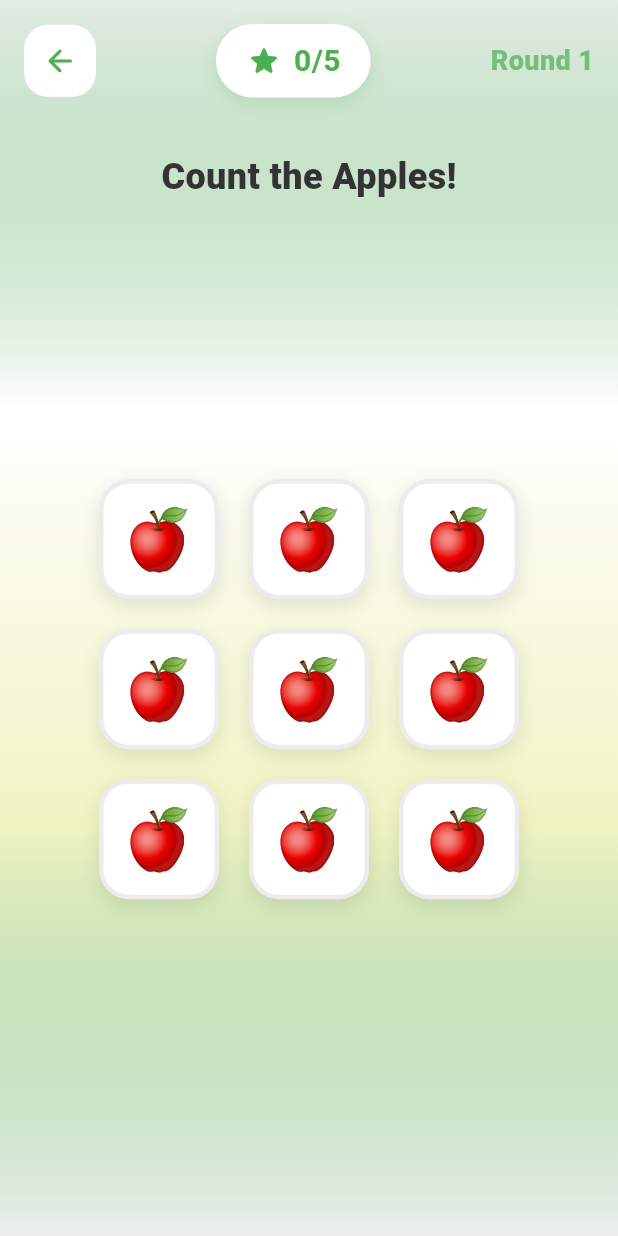
After one commit to codezzi-dev/puzzle_fun, a Flutter app: the CountingChallenge screen opened directly, on a phone screen of 412 x 824 dp. The commit adds this screen. Run offline on Flutter 3.47's test engine with Material 3 defaults, Android fonts, the phone set to English and light mode, and no system bars; our stand-ins replace audioplayers, equatable, flutter_riverpod, flutter_tts, universal_io; Roboto replaces fonts that are missing (Nunito).

Commit message:
feat: add Counting Challenge game with interactive counting mechanics

```diff
--- /dev/null
+++ b/lib/counting_challenge/config_cc.dart
@@ -0,0 +1,179 @@
+import 'dart:math';
+import 'package:flutter/material.dart';
+import 'package:flutter_riverpod/flutter_riverpod.dart';
+
+class CountingItem {
+  final String emoji;
+  final String name;
+
+  const CountingItem({required this.emoji, required this.name});
+}
+
+const List<CountingItem> countingPalette = [
+  CountingItem(emoji: '🍎', name: 'Apples'),
+  CountingItem(emoji: '⭐', name: 'Stars'),
+  CountingItem(emoji: '🏀', name: 'Balls'),
+  CountingItem(emoji: '🍦', name: 'Ice Creams'),
+  CountingItem(emoji: '🎈', name: 'Balloons'),
+  CountingItem(emoji: '🚗', name: 'Cars'),
+  CountingItem(emoji: '🐱', name: 'Cats'),
+  CountingItem(emoji: '🌸', name: 'Flowers'),
+  CountingItem(emoji: '🚀', name: 'Rockets'),
+  CountingItem(emoji: '🎁', name: 'Gifts'),
+];
+
+enum CountingGamePhase { learning, testing, success }
+
+class CountingState {
+  final CountingItem currentItem;
+  final int count;
+  final List<int> testOptions;
+  final int correctIndex;
+  final CountingGamePhase phase;
+  final int score;
+  final int totalRounds;
+  final int currentRound;
+  final Color themeColor;
+
+  const CountingState({
+    required this.currentItem,
+    required this.count,
+    required this.testOptions,
+    required this.correctIndex,
+    required this.phase,
+    required this.score,
+    required this.totalRounds,
+    required this.currentRound,
+    required this.themeColor,
+  });
+
+  factory CountingState.initial() {
+    final random = Random();
+    final item = countingPalette[random.nextInt(countingPalette.length)];
+    final count = random.nextInt(9) + 1; // 1 to 9
+    final options = _generateOptions(count, random);
+
+    final themeColors = [
+      Colors.red,
+      Colors.blue,
+      Colors.green,
+      Colors.orange,
+      Colors.purple,
+      Colors.pink,
+      Colors.teal,
+      Colors.amber,
+    ];
+
+    return CountingState(
+      currentItem: item,
+      count: count,
+      testOptions: options.options,
+      correctIndex: options.correctIndex,
+      phase: CountingGamePhase.learning,
+      score: 0,
+      totalRounds: 5,
+      currentRound: 1,
+      themeColor: themeColors[random.nextInt(themeColors.length)],
+    );
+  }
+
+  CountingState copyWith({
+    CountingItem? currentItem,
+    int? count,
+    List<int>? testOptions,
+    int? correctIndex,
+    CountingGamePhase? phase,
+    int? score,
+    int? totalRounds,
+    int? currentRound,
+    Color? themeColor,
+  }) {
+    return CountingState(
+      currentItem: currentItem ?? this.currentItem,
+      count: count ?? this.count,
+      testOptions: testOptions ?? this.testOptions,
+      correctIndex: correctIndex ?? this.correctIndex,
+      phase: phase ?? this.phase,
+      score: score ?? this.score,
+      totalRounds: totalRounds ?? this.totalRounds,
+      currentRound: currentRound ?? this.currentRound,
+      themeColor: themeColor ?? this.themeColor,
+    );
+  }
+}
+
+class _OptionsResult {
+  final List<int> options;
+  final int correctIndex;
+
+  _OptionsResult({required this.options, required this.correctIndex});
+}
+
+_OptionsResult _generateOptions(int correctCount, Random random) {
+  Set<int> wrongOptions = {};
+  while (wrongOptions.length < 2) {
+    int val = random.nextInt(9) + 1;
+    if (val != correctCount) {
+      wrongOptions.add(val);
+    }
+  }
+
+  final options = [correctCount, ...wrongOptions]..shuffle(random);
+  final correctIndex = options.indexOf(correctCount);
+
+  return _OptionsResult(options: options, correctIndex: correctIndex);
+}
+
+class CountingNotifier extends Notifier<CountingState> {
+  final Random _random = Random();
+
+  @override
+  CountingState build() {
+    return CountingState.initial();
+  }
+
+  void goToTest() {
+    state = state.copyWith(phase: CountingGamePhase.testing);
+  }
+
+  void checkAnswer(int selectedValue) {
+    if (selectedValue == state.count) {
+      state = state.copyWith(phase: CountingGamePhase.success, score: state.score + 1);
+    }
+  }
+
+  void nextRound() {
+    if (state.currentRound >= state.totalRounds) {
+      state = CountingState.initial();
+    } else {
+      final newItem = countingPalette[_random.nextInt(countingPalette.length)];
+      final newCount = _random.nextInt(9) + 1;
+      final options = _generateOptions(newCount, _random);
+
+      final themeColors = [
+        Colors.red,
+        Colors.blue,
+        Colors.green,
+        Colors.orange,
+        Colors.purple,
+        Colors.pink,
+        Colors.teal,
+        Colors.amber,
+      ];
+
+      state = state.copyWith(
+        currentItem: newItem,
+        count: newCount,
+        testOptions: options.options,
+        correctIndex: options.correctIndex,
+        phase: CountingGamePhase.learning,
+        currentRound: state.currentRound + 1,
+        themeColor: themeColors[_random.nextInt(themeColors.length)],
+      );
+    }
+  }
+}
+
+final countingProvider = NotifierProvider<CountingNotifier, CountingState>(() {
+  return CountingNotifier();
+}, isAutoDispose: true);
--- /dev/null
+++ b/lib/counting_challenge/counting_challenge_game.dart
@@ -0,0 +1,462 @@
+import 'package:flutter/material.dart';
+import 'package:flutter_riverpod/flutter_riverpod.dart';
+import 'package:flutter_tts/flutter_tts.dart';
+import '../shared/victory_audio_service.dart';
+import 'config_cc.dart';
+
+class CountingChallenge extends ConsumerStatefulWidget {
+  const CountingChallenge({super.key});
+
+  @override
+  ConsumerState<CountingChallenge> createState() => _CountingChallengeState();
+}
+
+class _CountingChallengeState extends ConsumerState<CountingChallenge>
+    with TickerProviderStateMixin {
+  final FlutterTts _flutterTts = FlutterTts();
+  late AnimationController _overlayController;
+  late Animation<double> _overlayScaleAnim;
+  late AnimationController _buttonController;
+  late Animation<double> _buttonScaleAnim;
+
+  int _tappedCount = 0;
+  CountingGamePhase? _lastSpokenPhase;
+
+  @override
+  void initState() {
+    super.initState();
+    _initTts();
+
+    _overlayController = AnimationController(
+      vsync: this,
+      duration: const Duration(milliseconds: 500),
+    );
+    _overlayScaleAnim = Tween<double>(
+      begin: 0.0,
+      end: 1.0,
+    ).animate(CurvedAnimation(parent: _overlayController, curve: Curves.elasticOut));
+
+    _buttonController = AnimationController(
+      vsync: this,
+      duration: const Duration(milliseconds: 150),
+    );
+    _buttonScaleAnim = Tween<double>(
+      begin: 1.0,
+      end: 0.92,
+    ).animate(CurvedAnimation(parent: _buttonController, curve: Curves.easeInOut));
+  }
+
+  Future<void> _initTts() async {
+    await _flutterTts.setLanguage('en-US');
+    await _flutterTts.setSpeechRate(0.4);
+    await _flutterTts.setVolume(1.0);
+    await _flutterTts.setPitch(1.2);
+  }
+
+  void _speak(String text) async {
+    await _flutterTts.speak(text);
+  }
+
+  @override
+  void dispose() {
+    _flutterTts.stop();
+    _overlayController.dispose();
+    _buttonController.dispose();
+    super.dispose();
+  }
+
+  @override
+  Widget build(BuildContext context) {
+    final state = ref.watch(countingProvider);
+    final notifier = ref.read(countingProvider.notifier);
+
+    if (state.phase != _lastSpokenPhase) {
+      _lastSpokenPhase = state.phase;
+      if (state.phase == CountingGamePhase.learning) {
+        _tappedCount = 0;
+        _speak('How many ${state.currentItem.name} do you see? Tap them to count!');
+      } else if (state.phase == CountingGamePhase.testing) {
+        _speak('Touch the number ${state.count}!');
+      } else if (state.phase == CountingGamePhase.success) {
+        _overlayController.forward(from: 0);
+        victoryAudio.playVictorySound();
+        _speak('Amazing! You counted ${state.count} ${state.currentItem.name}!');
+      }
+    }
+
+    return Scaffold(
+      body: Container(
+        decoration: BoxDecoration(
+          gradient: LinearGradient(
+            begin: Alignment.topCenter,
+            end: Alignment.bottomCenter,
+            colors: [
+              state.themeColor.withValues(alpha: 0.15),
+              Colors.white,
+              const Color(0xFFF0F4C3),
+              state.themeColor.withValues(alpha: 0.1),
+            ],
+          ),
+        ),
+        child: SafeArea(
+          child: Stack(
+            children: [
+              Column(
+                children: [
+                  _buildAppBar(context, state),
+                  Expanded(child: _buildContent(state, notifier)),
+                ],
+              ),
+              if (state.phase == CountingGamePhase.success) _buildSuccessOverlay(state, notifier),
+            ],
+          ),
+        ),
+      ),
+    );
+  }
+
+  Widget _buildAppBar(BuildContext context, CountingState state) {
+    return Container(
+      padding: const EdgeInsets.all(16),
+      child: Row(
+        children: [
+          IconButton(
+            onPressed: () => Navigator.pop(context),
+            icon: const Icon(Icons.arrow_back_rounded),
+            style: IconButton.styleFrom(
+              backgroundColor: Colors.white,
+              foregroundColor: state.themeColor,
+              shape: RoundedRectangleBorder(borderRadius: BorderRadius.circular(16)),
+              padding: const EdgeInsets.all(12),
+            ),
+          ),
+          const Spacer(),
+          Container(
+            padding: const EdgeInsets.symmetric(horizontal: 20, vertical: 10),
+            decoration: BoxDecoration(
+              color: Colors.white,
+              borderRadius: BorderRadius.circular(25),
+              boxShadow: [
+                BoxShadow(
+                  color: state.themeColor.withValues(alpha: 0.2),
+                  blurRadius: 10,
+                  offset: const Offset(0, 4),
+                ),
+              ],
+            ),
+            child: Row(
+              children: [
+                Icon(Icons.star_rounded, color: state.themeColor, size: 24),
+                const SizedBox(width: 8),
+                Text(
+                  '${state.score}/${state.totalRounds}',
+                  style: TextStyle(
+                    fontSize: 20,
+                    fontWeight: FontWeight.bold,
+                    color: state.themeColor,
+                  ),
+                ),
+              ],
+            ),
+          ),
+          const Spacer(),
+          Text(
+            'Round ${state.currentRound}',
+            style: TextStyle(
+              fontSize: 18,
+              fontWeight: FontWeight.w800,
+              color: state.themeColor.withValues(alpha: 0.7),
+            ),
+          ),
+        ],
+      ),
+    );
+  }
+
+  Widget _buildContent(CountingState state, CountingNotifier notifier) {
+    if (state.phase == CountingGamePhase.learning) {
+      return _buildLearningMode(state, notifier);
+    }
+    return _buildTestingMode(state, notifier);
+  }
+
+  Widget _buildLearningMode(CountingState state, CountingNotifier notifier) {
+    return Column(
+      children: [
+        const SizedBox(height: 20),
+        Text(
+          'Count the ${state.currentItem.name}!',
+          style: const TextStyle(
+            fontSize: 24,
+            fontWeight: FontWeight.w900,
+            color: Color(0xFF333333),
+          ),
+        ),
+        const SizedBox(height: 40),
+        Expanded(
+          child: Padding(
+            padding: const EdgeInsets.symmetric(horizontal: 32),
+            child: Center(
+              child: Wrap(
+                spacing: 20,
+                runSpacing: 20,
+                alignment: WrapAlignment.center,
+                children: List.generate(state.count, (index) {
+                  bool isTapped = index < _tappedCount;
+                  return _buildCountingObject(state, index, isTapped);
+                }),
+              ),
+            ),
+          ),
+        ),
+        const SizedBox(height: 40),
+        if (_tappedCount == state.count)
+          _buildAnimatedButton(
+            onPressed: () => notifier.goToTest(),
+            gradientColors: [state.themeColor, state.themeColor.withValues(alpha: 0.7)],
+            icon: Icons.play_arrow_rounded,
+            text: "I've Counted Them!",
+          ),
+        const SizedBox(height: 40),
+      ],
+    );
+  }
+
+  Widget _buildCountingObject(CountingState state, int index, bool isTapped) {
+    return GestureDetector(
+      onTap: () {
+        if (index == _tappedCount) {
+          setState(() {
+            _tappedCount++;
+          });
+          _speak('$_tappedCount');
+        }
+      },
+      child: AnimatedContainer(
+        duration: const Duration(milliseconds: 300),
+        curve: Curves.elasticOut,
+        width: 80,
+        height: 80,
+        decoration: BoxDecoration(
+          color: isTapped ? state.themeColor.withValues(alpha: 0.2) : Colors.white,
+          borderRadius: BorderRadius.circular(20),
+          border: Border.all(
+            color: isTapped ? state.themeColor : Colors.grey.withValues(alpha: 0.2),
+            width: 3,
+          ),
+          boxShadow: [
+            BoxShadow(
+              color: (isTapped ? state.themeColor : Colors.black).withValues(alpha: 0.1),
+              blurRadius: 10,
+              offset: const Offset(0, 4),
+            ),
+          ],
+        ),
+        child: Stack(
+          alignment: Alignment.center,
+          children: [
+            Text(state.currentItem.emoji, style: const TextStyle(fontSize: 40)),
+            if (isTapped)
+              Positioned(
+                top: 5,
+                right: 5,
+                child: Container(
+                  padding: const EdgeInsets.all(4),
+                  decoration: BoxDecoration(color: state.themeColor, shape: BoxShape.circle),
+                  child: Text(
+                    '${index + 1}',
+                    style: const TextStyle(
+                      color: Colors.white,
+                      fontSize: 12,
+                      fontWeight: FontWeight.bold,
+                    ),
+                  ),
+                ),
+              ),
+          ],
+        ),
+      ),
+    );
+  }
+
+  Widget _buildTestingMode(CountingState state, CountingNotifier notifier) {
+    return Column(
+      children: [
+        const SizedBox(height: 20),
+        const Text(
+          'How many did you see?',
+          style: TextStyle(fontSize: 24, fontWeight: FontWeight.w900, color: Color(0xFF333333)),
+        ),
+        const SizedBox(height: 10),
+        Text(
+          'Touch the correct number!',
+          style: TextStyle(fontSize: 18, color: Colors.grey.shade600, fontWeight: FontWeight.w500),
+        ),
+        const SizedBox(height: 60),
+        Expanded(
+          child: Padding(
+            padding: const EdgeInsets.symmetric(horizontal: 40),
+            child: Wrap(
+              spacing: 20,
+              runSpacing: 20,
+              alignment: WrapAlignment.center,
+              children: List.generate(state.testOptions.length, (index) {
+                final option = state.testOptions[index];
+                return GestureDetector(
+                  onTap: () {
+                    if (state.phase == CountingGamePhase.testing) {
+                      if (option == state.count) {
+                        notifier.checkAnswer(option);
+                      } else {
+                        _speak('Try again! How many ${state.currentItem.name} were there?');
+                      }
+                    }
+                  },
+                  child: Container(
+                    width: 120,
+                    height: 120,
+                    decoration: BoxDecoration(
+                      color: Colors.white,
+                      borderRadius: BorderRadius.circular(30),
+                      boxShadow: [
+                        BoxShadow(
+                          color: state.themeColor.withValues(alpha: 0.2),
+                          blurRadius: 20,
+                          offset: const Offset(0, 10),
+                        ),
+                      ],
+                    ),
+                    child: Center(
+                      child: Text(
+                        '$option',
+                        style: TextStyle(
+                          fontSize: 60,
+                          fontWeight: FontWeight.w900,
+                          color: state.themeColor,
+                        ),
+                      ),
+                    ),
+                  ),
+                );
+              }),
+            ),
+          ),
+        ),
+      ],
+    );
+  }
+
+  Widget _buildSuccessOverlay(CountingState state, CountingNotifier notifier) {
+    return Container(
+      color: Colors.black.withValues(alpha: 0.5),
+      child: Center(
+        child: ScaleTransition(
+          scale: _overlayScaleAnim,
+          child: Container(
+            margin: const EdgeInsets.all(32),
+            padding: const EdgeInsets.all(32),
+            decoration: BoxDecoration(
+              color: Colors.white,
+              borderRadius: BorderRadius.circular(32),
+              boxShadow: [
+                BoxShadow(
+                  color: state.themeColor.withValues(alpha: 0.4),
+                  blurRadius: 30,
+                  offset: const Offset(0, 15),
+                ),
+              ],
+            ),
+            child: Column(
+              mainAxisSize: MainAxisSize.min,
+              children: [
+                Text(
+                  '🎉 ${state.count} 🎉',
+                  style: TextStyle(
+                    fontSize: 60,
+                    fontWeight: FontWeight.w900,
+                    color: state.themeColor,
+                  ),
+                ),
+                const SizedBox(height: 24),
+                const Text(
+                  'GREAT JOB!',
+                  style: TextStyle(
+                    fontSize: 32,
+                    fontWeight: FontWeight.w900,
+                    color: Color(0xFF333333),
+                  ),
+                ),
+                const SizedBox(height: 8),
+                Text(
+                  'You counted ${state.count} ${state.currentItem.name}!',
+                  textAlign: TextAlign.center,
+                  style: const TextStyle(fontSize: 18, color: Colors.grey),
+                ),
+                const SizedBox(height: 32),
+                _buildAnimatedButton(
+                  onPressed: () {
+                    victoryAudio.stop();
+                    notifier.nextRound();
+                  },
+                  gradientColors: [state.themeColor, state.themeColor.withValues(alpha: 0.7)],
+                  icon: state.currentRound >= state.totalRounds
+                      ? Icons.refresh_rounded
+                      : Icons.arrow_forward_rounded,
+                  text: state.currentRound >= state.totalRounds ? 'Play Again!' : 'Next Level!',
+                ),
+              ],
+            ),
+          ),
+        ),
+      ),
+    );
+  }
+
+  Widget _buildAnimatedButton({
+    required VoidCallback onPressed,
+    required List<Color> gradientColors,
+    required IconData icon,
+    required String text,
+  }) {
+    return GestureDetector(
+      onTapDown: (_) => _buttonController.forward(),
+      onTapUp: (_) {
+        _buttonController.reverse();
+        onPressed();
+      },
+      onTapCancel: () => _buttonController.reverse(),
+      child: ScaleTransition(
+        scale: _buttonScaleAnim,
+        child: Container(
+          padding: const EdgeInsets.symmetric(horizontal: 36, vertical: 16),
+          decoration: BoxDecoration(
+            gradient: LinearGradient(colors: gradientColors),
+            borderRadius: BorderRadius.circular(24),
+            boxShadow: [
+              BoxShadow(
+                color: gradientColors[0].withValues(alpha: 0.4),
+                blurRadius: 15,
+                offset: const Offset(0, 8),
+              ),
+            ],
+          ),
+          child: Row(
+            mainAxisSize: MainAxisSize.min,
+            children: [
+              Icon(icon, color: Colors.white, size: 28),
+              const SizedBox(width: 12),
+              Text(
+                text,
+                style: const TextStyle(
+                  fontSize: 20,
+                  fontWeight: FontWeight.bold,
+                  color: Colors.white,
+                ),
+              ),
+            ],
+          ),
+        ),
+      ),
+    );
+  }
+}
--- a/lib/maze_finder/package/src/maze_widget.dart
+++ b/lib/maze_finder/package/src/maze_widget.dart
@@ -81,7 +81,7 @@ class Maze extends StatefulWidget {
   final double? width;
 
   @override
-  _MazeState createState() => _MazeState();
+  State<Maze> createState() => _MazeState();
 }
 
 class _MazeState extends State<Maze> {
@@ -120,8 +120,7 @@ class _MazeState extends State<Maze> {
 
   @override
   Widget build(BuildContext context) {
-    return Container(
-      child: Builder(
+    return Builder(
       builder: (context) {
         if (_loaded) {
           return GestureDetector(
@@ -139,7 +138,6 @@ class _MazeState extends State<Maze> {
           }
         }
       },
-      ),
     );
   }
 
```
Also changed, not shown: lib/game_selection.dart (+8 -0 lines), lib/maze_finder/package/src/maze_painter.dart (+8 -4 lines). Lines whose indentation alone changed are shown as unchanged.
